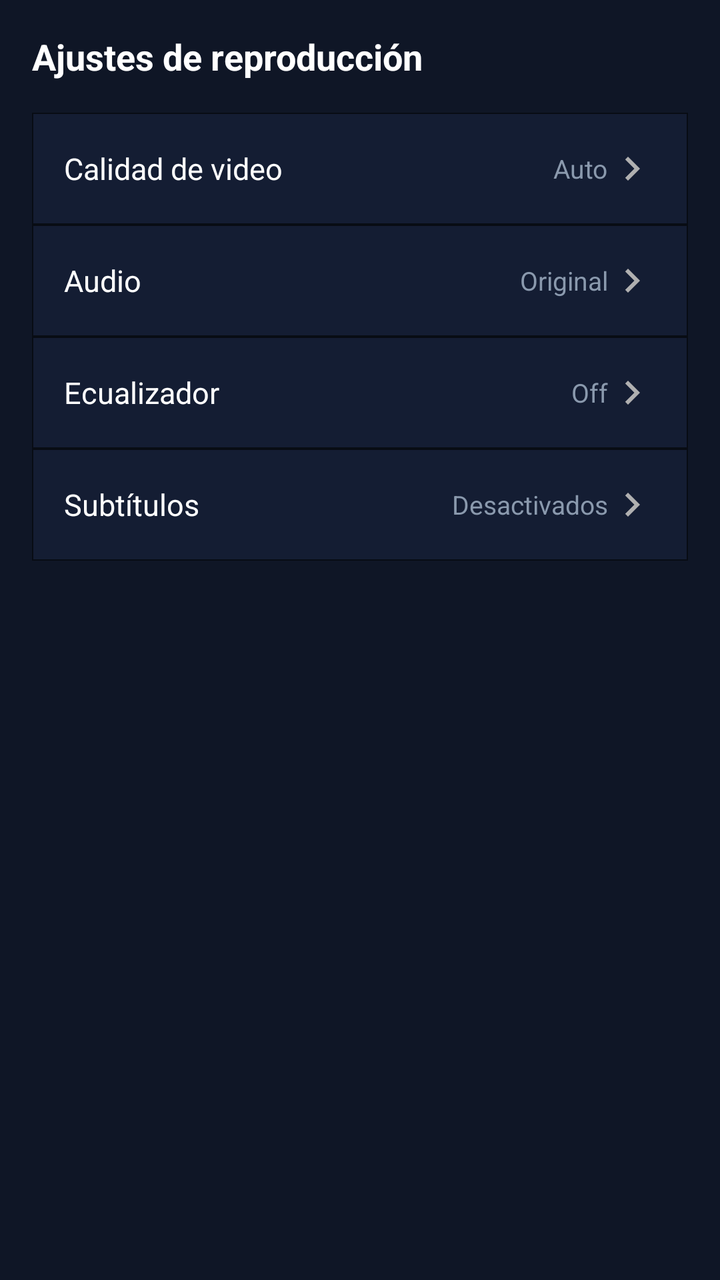
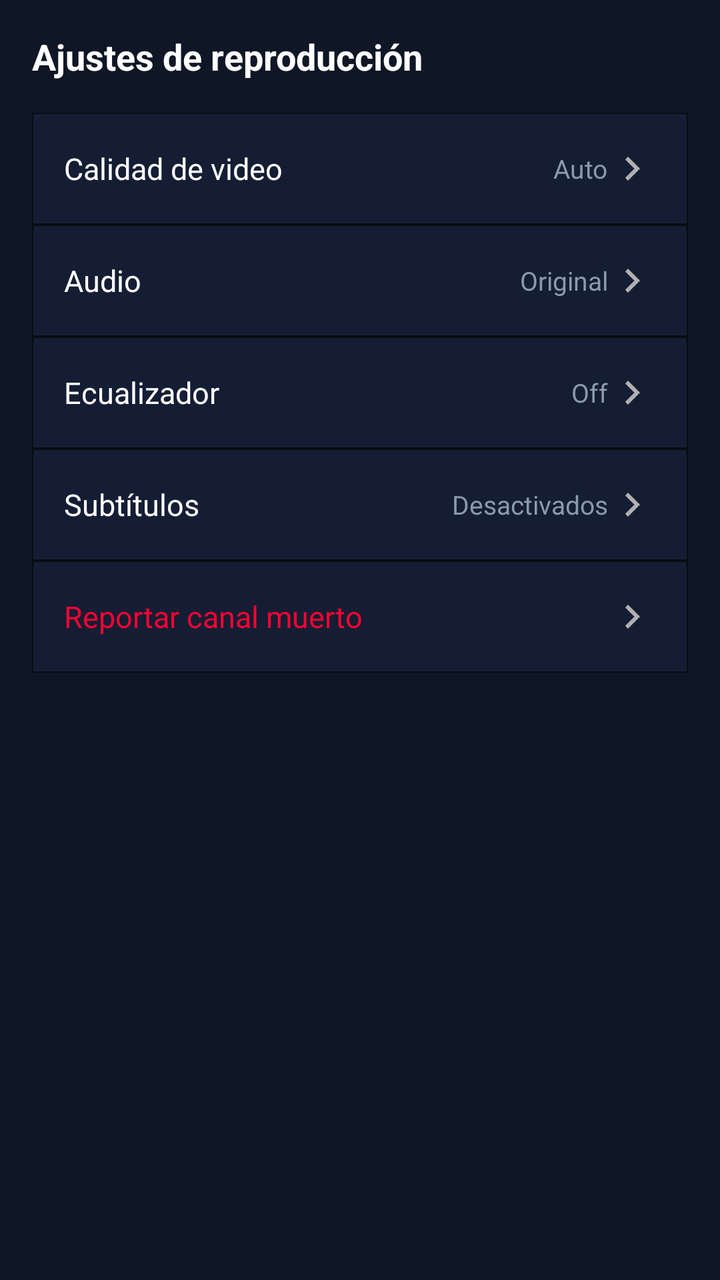

Two renders of the same Android screen: before a commit and after it. Below are the layout's source before the change and the commit's diff.
<!-- AndroidManifest.xml: application theme Theme.Tvxargtec -->
<!-- res/layout/dialog_player_settings.xml -->
﻿<?xml version="1.0" encoding="utf-8"?>
<LinearLayout xmlns:android="http://schemas.android.com/apk/res/android"
    android:layout_width="match_parent"
    android:layout_height="wrap_content"
    android:background="@color/bg_secondary"
    android:orientation="vertical"
    android:padding="16dp">

    <TextView
        android:layout_width="wrap_content"
        android:layout_height="wrap_content"
        android:layout_marginBottom="16dp"
        android:text="Ajustes de reproducción"
        android:textColor="@color/text_primary"
        android:textSize="18sp"
        android:textStyle="bold" />

    <LinearLayout
        android:id="@+id/qualityList"
        android:layout_width="match_parent"
        android:layout_height="56dp"
        android:background="@drawable/bg_setting_item"
        android:gravity="center_vertical"
        android:paddingHorizontal="16dp">

        <TextView
            android:layout_width="0dp"
            android:layout_height="wrap_content"
            android:layout_weight="1"
            android:text="Calidad de video"
            android:textColor="@color/text_primary"
            android:textSize="15sp" />

        <TextView
            android:layout_width="wrap_content"
            android:layout_height="wrap_content"
            android:text="Auto"
            android:textColor="@color/text_secondary"
            android:textSize="13sp" />

        <ImageView
            android:layout_width="24dp"
            android:layout_height="24dp"
            android:src="@drawable/ic_arrow"
            android:rotation="0" />

    </LinearLayout>

    <LinearLayout
        android:id="@+id/audioList"
        android:layout_width="match_parent"
        android:layout_height="56dp"
        android:background="@drawable/bg_setting_item"
        android:gravity="center_vertical"
        android:paddingHorizontal="16dp">

        <TextView
            android:layout_width="0dp"
            android:layout_height="wrap_content"
            android:layout_weight="1"
            android:text="Audio"
            android:textColor="@color/text_primary"
            android:textSize="15sp" />

        <TextView
            android:layout_width="wrap_content"
            android:layout_height="wrap_content"
            android:text="Original"
            android:textColor="@color/text_secondary"
            android:textSize="13sp" />

        <ImageView
            android:layout_width="24dp"
            android:layout_height="24dp"
            android:src="@drawable/ic_arrow"
            android:rotation="0" />

    </LinearLayout>

    <LinearLayout
        android:id="@+id/equalizerList"
        android:layout_width="match_parent"
        android:layout_height="56dp"
        android:background="@drawable/bg_setting_item"
        android:gravity="center_vertical"
        android:paddingHorizontal="16dp">

        <TextView
            android:layout_width="0dp"
            android:layout_height="wrap_content"
            android:layout_weight="1"
            android:text="Ecualizador"
            android:textColor="@color/text_primary"
            android:textSize="15sp" />

        <TextView
            android:id="@+id/tvEqStatus"
            android:layout_width="wrap_content"
            android:layout_height="wrap_content"
            android:text="Off"
            android:textColor="@color/text_secondary"
            android:textSize="13sp" />

        <ImageView
            android:layout_width="24dp"
            android:layout_height="24dp"
            android:src="@drawable/ic_arrow"
            android:rotation="0" />

    </LinearLayout>

    <LinearLayout
        android:id="@+id/subtitleList"
        android:layout_width="match_parent"
        android:layout_height="56dp"
        android:background="@drawable/bg_setting_item"
        android:gravity="center_vertical"
        android:paddingHorizontal="16dp">

        <TextView
            android:layout_width="0dp"
            android:layout_height="wrap_content"
            android:layout_weight="1"
            android:text="Subtítulos"
            android:textColor="@color/text_primary"
            android:textSize="15sp" />

        <TextView
            android:layout_width="wrap_content"
            android:layout_height="wrap_content"
            android:text="Desactivados"
            android:textColor="@color/text_secondary"
            android:textSize="13sp" />

        <ImageView
            android:layout_width="24dp"
            android:layout_height="24dp"
            android:src="@drawable/ic_arrow"
            android:rotation="0" />

    </LinearLayout>

</LinearLayout>
<!-- resources referenced by this layout -->
<resources>
  <color name="bg_secondary">#FF0F1626</color>
  <color name="text_primary">#FFFFFFFF</color>
  <color name="text_secondary">#FF8A99AD</color>
  <!-- drawable bg_setting_item (drawable) -->
  ﻿<?xml version="1.0" encoding="utf-8"?>
  <shape xmlns:android="http://schemas.android.com/apk/res/android">
      <solid android:color="@color/surface" />
      <stroke android:color="@color/primary_dark" android:width="0.5dp" />
  </shape>
  <!-- drawable ic_arrow (drawable) -->
  ﻿<?xml version="1.0" encoding="utf-8"?>
  <vector xmlns:android="http://schemas.android.com/apk/res/android"
      android:width="24dp" android:height="24dp" android:viewportWidth="24" android:viewportHeight="24">
      <path android:fillColor="#B0B0B0" android:pathData="M10,6L8.59,7.41 13.17,12l-4.58,4.59L10,18l6,-6z"/>
  </vector>
  <color name="surface">@color/bg_card</color>
  <color name="primary_dark">@color/bg_primary</color>
  <color name="brand_crimson">#FFEF0044</color>
  <color name="bg_primary">#FF080C14</color>
  <color name="brand_cyan">#FF00E5FF</color>
  <color name="text_on_brand">#FFFFFFFF</color>
  <color name="bg_card">#FF141D33</color>
  <color name="semantic_error">#FFFF0033</color>
  <style name="Widget.Tvxargtec.Card" parent="Widget.MaterialComponents.CardView">
          <item name="cardBackgroundColor">@color/bg_card</item>
          <item name="cardCornerRadius">14dp</item> 
          <item name="cardElevation">6dp</item>
          <item name="cardMaxElevation">10dp</item>
          <item name="strokeColor">@color/border_card</item>
          <item name="strokeWidth">1dp</item> 
          <item name="contentPadding">0dp</item>
      </style>
  <style name="Widget.Tvxargtec.Button" parent="Widget.MaterialComponents.Button">
          <item name="cornerRadius">12dp</item> 
          <item name="backgroundTint">@color/brand_crimson</item>
          <item name="android:textColor">@color/text_on_brand</item>
          <item name="android:textAllCaps">false</item>
          <item name="android:fontFamily">sans-serif-medium</item>
          <item name="android:letterSpacing">0.04</item>
          <item name="android:stateListAnimator">@null</item>
      </style>
  <style name="Widget.Tvxargtec.BottomNav" parent="Widget.MaterialComponents.BottomNavigationView">
          <item name="backgroundTint">@color/bg_secondary</item>
          <item name="itemIconTint">@color/nav_color</item>
          <item name="itemTextColor">@color/nav_color</item>
          <item name="itemTextAppearanceActive">@style/Text.Tvxargtec.NavActive</item>
          <item name="itemTextAppearanceInactive">@style/Text.Tvxargtec.NavInactive</item>
          <item name="itemRippleColor">@color/brand_crimson</item> 
          <item name="elevation">16dp</item>
          <item name="labelVisibilityMode">labeled</item>
          <item name="menuGravity">center</item>
      </style>
  <color name="border_card">#1AFFFFFF</color>
  <style name="Text.Tvxargtec.NavActive">
          <item name="android:textSize">12sp</item>
          <item name="android:fontFamily">sans-serif-medium</item>
      </style>
  <style name="Text.Tvxargtec.NavInactive">
          <item name="android:textSize">11sp</item>
      </style>
  <!-- unchanged entries left out for length: 1 -->
</resources>

<!-- the commit's change to res/layout/dialog_player_settings.xml (unified diff, before → after) -->
@@ -140,4 +140,28 @@
 
     </LinearLayout>
 
+    <LinearLayout
+        android:id="@+id/reportDeadChannel"
+        android:layout_width="match_parent"
+        android:layout_height="56dp"
+        android:background="@drawable/bg_setting_item"
+        android:gravity="center_vertical"
+        android:paddingHorizontal="16dp">
+
+        <TextView
+            android:layout_width="0dp"
+            android:layout_height="wrap_content"
+            android:layout_weight="1"
+            android:text="Reportar canal muerto"
+            android:textColor="@color/semantic_error"
+            android:textSize="15sp" />
+
+        <ImageView
+            android:layout_width="24dp"
+            android:layout_height="24dp"
+            android:src="@drawable/ic_arrow"
+            android:rotation="0" />
+
+    </LinearLayout>
+
 </LinearLayout>
